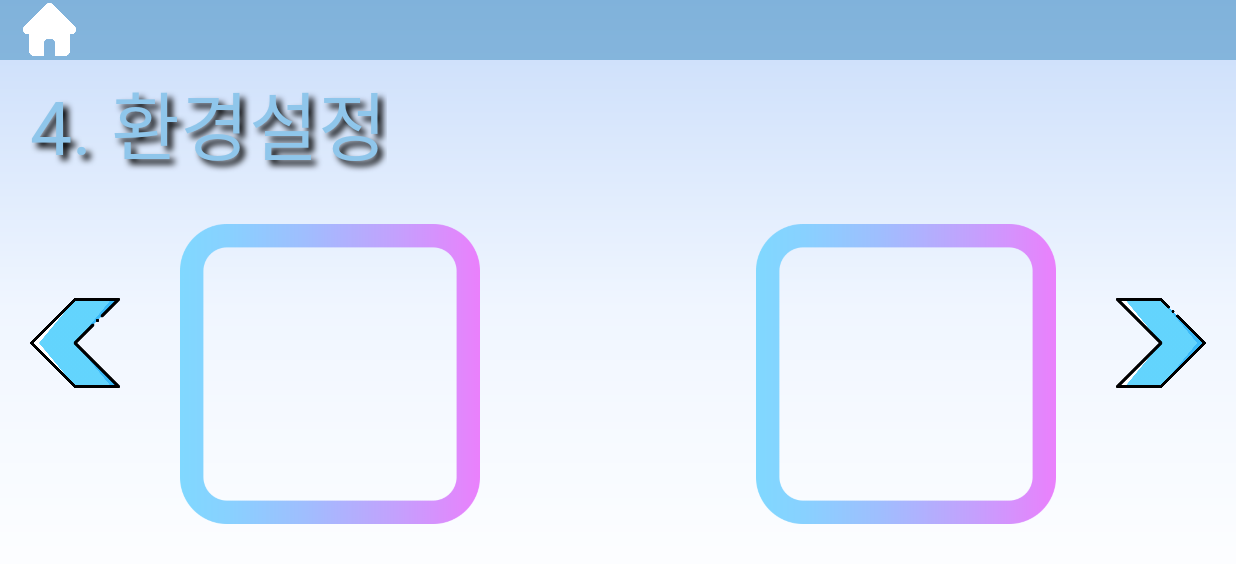
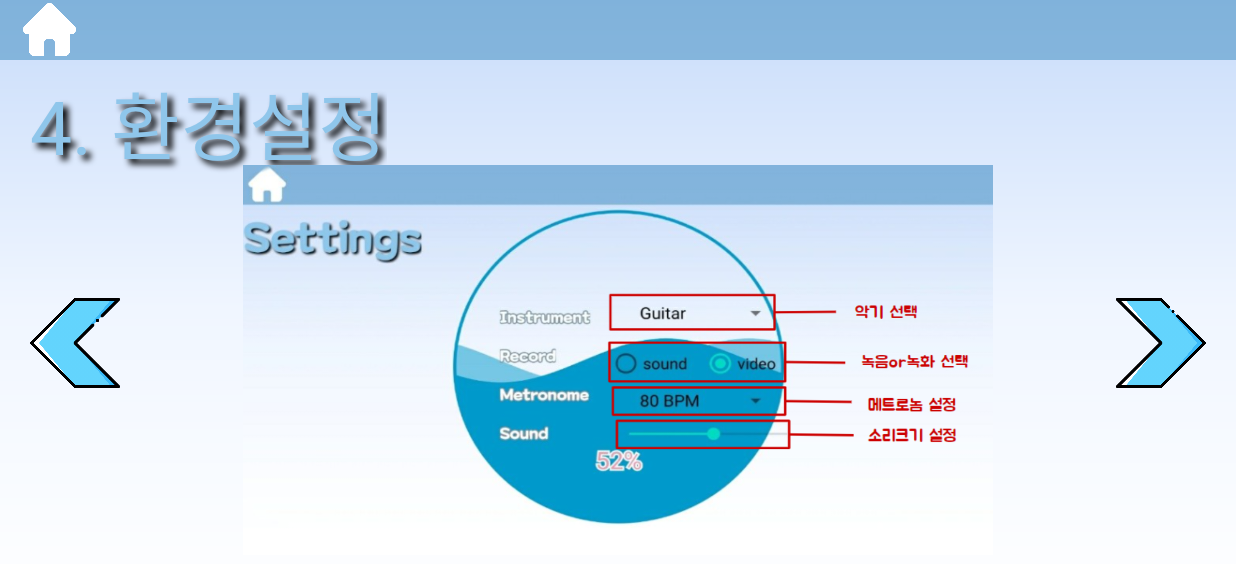
Before and after one commit to ansgml9884/air-musician, an Android app: the HelpActivity5 screen opened directly, with no data from a screen before it, on a phone screen of 824 x 412 dp (held sideways). Shown: the top 564 px of the screen. Run offline under Robolectric (Android 15) with nearby library versions, the phone set to English and light mode, and no system bars.

Commit message:
add settingPage on helpactivity

```diff
--- a/app/src/main/java/com/example/mediapipemultihandstrackingapp/MainActivity.java
+++ b/app/src/main/java/com/example/mediapipemultihandstrackingapp/MainActivity.java
@@ -1,4 +1,5 @@
 package com.example.mediapipemultihandstrackingapp;
+
 import android.content.Intent;
 import android.content.res.Resources;
 import android.graphics.SurfaceTexture;
@@ -49,7 +50,7 @@ public class MainActivity extends AppCompatActivity  {
     private SurfaceView surfaceView;
     private Camera camera;
     private MediaRecorder mMediaRecorder;
-    private ImageButton ImageButton;
+    private ImageButton btn_record;
     private boolean recording = false;
     private SurfaceHolder surfaceHolder;
     private String fileFath = "/storage/emulated/0/AirMusician/Test.mp4";
@@ -279,7 +280,7 @@ public class MainActivity extends AppCompatActivity  {
                     mMediaRecorder.setOutputFormat(MediaRecorder.OutputFormat.MPEG_4);
                     mMediaRecorder.setAudioEncoder(MediaRecorder.AudioEncoder.AAC);
                     mMediaRecorder.setVideoEncoder(MediaRecorder.VideoEncoder.MPEG_4_SP);
-                   // profile.videoBitRate = 15;
+                    // profile.videoBitRate = 15;
 
                     // Apply to MediaRecorder
                     //mMediaRecorder.setProfile(profile);
--- a/app/src/main/res/layout/activity_help5.xml
+++ b/app/src/main/res/layout/activity_help5.xml
@@ -49,24 +49,13 @@
 
     <ImageView
         android:id="@+id/square1"
-        android:layout_width="200dp"
-        android:layout_height="200dp"
-        android:background="@drawable/square"
+        android:layout_width="500dp"
+        android:layout_height="260dp"
+        android:background="@drawable/setting_image"
         app:layout_constraintLeft_toRightOf="@id/leftBtn"
-        app:layout_constraintTop_toBottomOf="@id/settingTitle"
-        android:layout_marginTop="30dp"
-        android:layout_marginLeft="40dp"
-        />
-
-    <ImageView
-        android:id="@+id/square2"
-        android:layout_width="200dp"
-        android:layout_height="200dp"
-        android:background="@drawable/square"
         app:layout_constraintRight_toLeftOf="@id/rightBtn"
-        app:layout_constraintTop_toBottomOf="@id/settingTitle"
-        android:layout_marginTop="30dp"
-        android:layout_marginRight="40dp"
+        app:layout_constraintTop_toBottomOf="@id/up_tv"
+        android:layout_marginTop="70dp"
         />
 
 
```
Also changed, not shown: app/src/main/res/drawable/setting_image.png (added).
